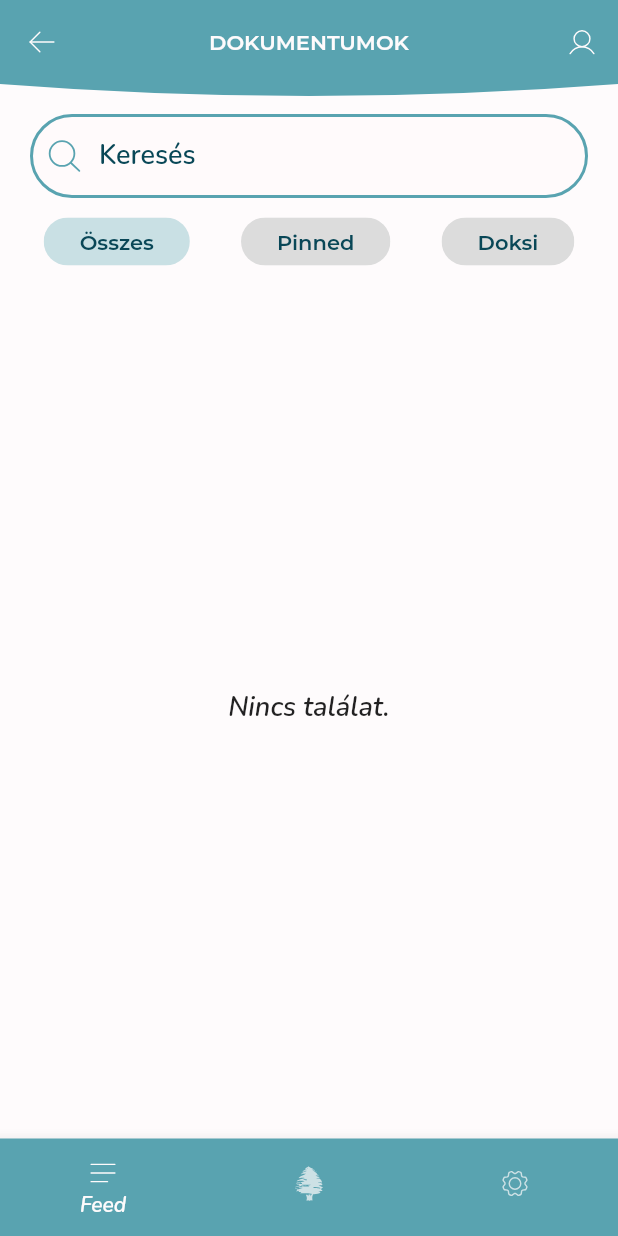
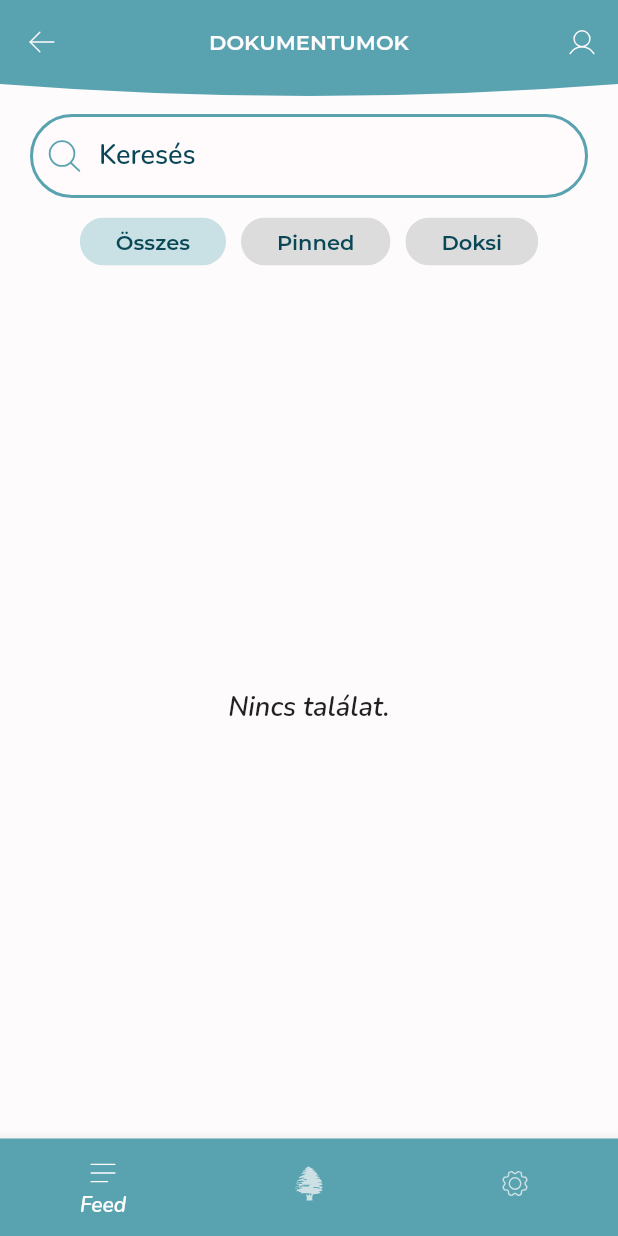
Before and after one commit to gaoypChina/szikapp, a Flutter app: the DocumentsListView screen opened directly with empty values, on a phone screen of 412 x 824 dp. Run offline on Flutter 3.47's test engine with Material 2 defaults, Android fonts, the phone set to English and light mode, and no system bars; our stand-ins replace connectivity_plus, dropdown_search, easy_localization, firebase_analytics, firebase_auth, firebase_core and 10 more; missing offline and left inert: toggle_list; accounts and stored records are empty; project files that could hold a hidden picture were left out.

Commit message:
Refactor UI layout in contacts, documents, janitor, and poll screens

```diff
--- a/lib/screens/contacts_screen.dart
+++ b/lib/screens/contacts_screen.dart
@@ -213,9 +213,10 @@ class ContactsListViewState extends State<ContactsListView>
   Widget _buildFilter() {
     var theme = Theme.of(context);
     return Container(
+      padding: const EdgeInsets.only(top: kPaddingSmall),
       decoration: BoxDecoration(
         color: theme.colorScheme.secondaryContainer.withOpacity(0.1),
-        borderRadius: BorderRadius.circular(kBorderRadiusLarge),
+        borderRadius: BorderRadius.circular(kBorderRadiusNormal),
       ),
       child: Column(
         children: [
--- a/lib/screens/documents_screen.dart
+++ b/lib/screens/documents_screen.dart
@@ -165,7 +165,9 @@ class DocumentsListViewState extends State<DocumentsListView> {
                 ),
               ),
               */
-              TabChoice(
+              SingleChildScrollView(
+                scrollDirection: Axis.horizontal,
+                child: TabChoice(
                   wrapColor: Colors.transparent,
                   labels: [
                     'DOCUMENTS_ALL'.tr(),
@@ -173,6 +175,7 @@ class DocumentsListViewState extends State<DocumentsListView> {
                     'DOCUMENTS_OFFICIAL'.tr(),
                   ],
                   onChanged: _onTabChanged,
+                ),
               ),
               Expanded(
                 child: _items.isEmpty
--- a/lib/screens/janitor/janitor_screen.dart
+++ b/lib/screens/janitor/janitor_screen.dart
@@ -119,13 +119,17 @@ class JanitorListViewState extends State<JanitorListView> {
               kPaddingNormal,
               kPaddingNormal,
             ),
+            child: SingleChildScrollView(
+              scrollDirection: Axis.horizontal,
               child: TabChoice(
                 labels: [
                   'JANITOR_TAB_OWN'.tr(),
                   'JANITOR_TAB_ACTIVE'.tr(),
                   'JANITOR_TAB_ARCHIVE'.tr(),
                 ],
+                wrapColor: Colors.transparent,
                 onChanged: _onTabChanged,
+              ),
             ),
           ),
           Expanded(
--- a/lib/screens/poll/poll_screen.dart
+++ b/lib/screens/poll/poll_screen.dart
@@ -94,6 +94,7 @@ class PollTileViewState extends State<PollTileView> {
             child: TabChoice(
               labels: ['POLL_TAB_ACTIVE'.tr(), 'POLL_TAB_EXPIRED'.tr()],
               onChanged: _onTabChanged,
+              wrapColor: Colors.transparent,
             ),
           ),
           Expanded(
--- a/pubspec.yaml
+++ b/pubspec.yaml
@@ -2,7 +2,7 @@ name: szikapp
 description: Awesome application for doing business in da SZIK.
 
 publish_to: 'none' # Remove this line if you wish to publish to pub.dev
-version: 2.0.3+366
+version: 2.0.3+367
 
 environment:
   sdk: ">=3.0.0 <4.0.0"
```
Lines whose indentation alone changed are shown as unchanged.
